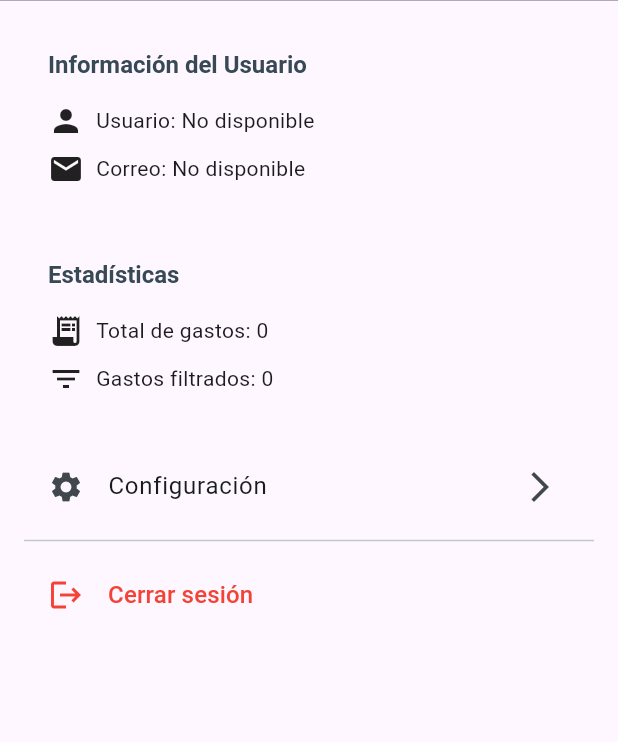
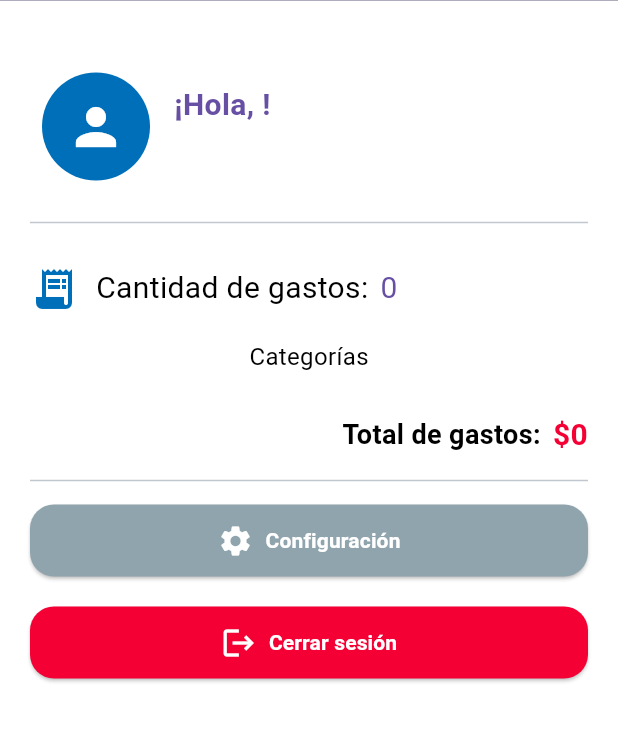
Before and after one commit to cvlciifer/app_wallet, a Flutter app: the WalletProfilePage screen opened directly, on a phone screen of 412 x 824 dp, the part 82-824 px from its top. Run offline on Flutter 3.47's test engine with Material 3 defaults, Android fonts, the phone set to English and light mode, and no system bars; our stand-ins replace cloud_firestore, firebase_auth, firebase_core, fl_chart, font_awesome_flutter, google_sign_in; accounts and stored records are empty.

Commit message:
Cambios en pantalla profile y organizacion de codigo

```diff
--- a/lib/Library/main_library.dart
+++ b/lib/Library/main_library.dart
@@ -63,3 +63,4 @@ export 'package:app_wallet/navigation_service/wallet_navigation_service.dart';
 export 'package:app_wallet/components/appbar/wallet_expenses_appbar.dart';
 export 'package:app_wallet/components/filters/wallet_filters_button.dart';
 export 'package:app_wallet/components/widgets/buttons.dart';
+export 'package:app_wallet/components/funciones/format_number.dart';
--- a/lib/components/widgets/buttons.dart
+++ b/lib/components/widgets/buttons.dart
@@ -108,18 +108,20 @@ class WalletButton {
     required Function() onPressed,
     double? height = AwSize.s48,
     IconData? icon,
+    Color backgroundColor = AwColors.blueGrey,
     Color iconColor = AwColors.white,
     double iconSize = 24.0,
     double fontSize = AwSize.s14,
     FontWeight fontWeight = FontWeight.bold,
-    EdgeInsetsGeometry padding = const EdgeInsets.symmetric(horizontal: 8.0, vertical: 4.0),
+    EdgeInsetsGeometry padding =
+        const EdgeInsets.symmetric(horizontal: 8.0, vertical: 4.0),
   }) {
     return SizedBox(
       height: height,
       child: ElevatedButton(
         onPressed: onPressed,
         style: ElevatedButton.styleFrom(
-          backgroundColor: AwColors.blueGrey,
+          backgroundColor: backgroundColor,
           shape: RoundedRectangleBorder(
             borderRadius: BorderRadius.circular(
               AwSize.s16,
--- a/lib/components/widgets/chart/chart.dart
+++ b/lib/components/widgets/chart/chart.dart
@@ -4,12 +4,6 @@ class Chart extends StatelessWidget {
   const Chart({super.key, required this.expenses});
 
   final List<Expense> expenses;
-
-  // Formateador para los números con '.' cada tres dígitos
-  String formatNumber(double value) {
-    final formatter = NumberFormat('#,##0', 'es');
-    return '\$${formatter.format(value)}'; // Añade el símbolo $
-  }
 
   List<WalletExpenseBucket> get buckets {
     return [
--- a/lib/screens/profile_page.dart
+++ b/lib/screens/profile_page.dart
@@ -1,159 +1,203 @@
-import 'package:flutter/material.dart';
 import 'package:app_wallet/library/main_library.dart';
 
 class WalletProfilePage extends StatefulWidget {
   final String? userEmail;
   final int totalExpenses;
-  final int filteredExpenses;
+  final double totalAmount;
+  final List<Expense> expenses;
 
   const WalletProfilePage({
     Key? key,
     this.userEmail,
     this.totalExpenses = 0,
-    this.filteredExpenses = 0,
+    this.totalAmount = 0,
+    this.expenses = const [],
   }) : super(key: key);
 
   @override
   State<WalletProfilePage> createState() => _WalletProfilePageState();
 }
 
+// Devuelve una lista de mapas con nombre, ícono y total por categoría
+List<Map<String, dynamic>> getCategoriasConTotal(List<Expense> expenses) {
+  final Map<String, double> totales = {};
+  for (var e in expenses) {
+    String nombre = e.category.toString().split('.').last;
+    totales[nombre] = (totales[nombre] ?? 0) + e.amount;
+  }
+  final List<Map<String, dynamic>> categorias = [];
+  totales.forEach((nombre, total) {
+    IconData icono;
+    switch (nombre.toLowerCase()) {
+      case 'viajes':
+        icono = Icons.flight;
+        break;
+      case 'comida':
+        icono = Icons.restaurant;
+        break;
+      case 'hogar':
+        icono = Icons.home;
+        break;
+      case 'transporte':
+        icono = Icons.directions_bus;
+        break;
+      case 'salud':
+        icono = Icons.local_hospital;
+        break;
+      case 'educacion':
+        icono = Icons.school;
+        break;
+      case 'entretenimiento':
+        icono = Icons.movie;
+        break;
+      default:
+        icono = Icons.category;
+    }
+    categorias.add({'nombre': nombre, 'icono': icono, 'total': total});
+  });
+  return categorias;
+}
+
 class _WalletProfilePageState extends State<WalletProfilePage> {
+  // se obtiene el nombre y correo del usuario usando FirebaseAuth.
+  final User? user = FirebaseAuth.instance.currentUser;
+  late String? userEmail;
+  late String? userName;
+
+  @override
+  void initState() {
+    super.initState();
+    userEmail = user?.email;
+    userName = user?.displayName;
+  }
+
+  String getFirstName(String? fullName) {
+    if (fullName == null || fullName.isEmpty) return '';
+    return fullName.split(' ').first;
+  }
+
   @override
   Widget build(BuildContext context) {
     return Scaffold(
+      backgroundColor: AwColors.white,
       appBar: const WalletAppBar(
         title: AwText.bold(
           'Mi Perfil',
           color: AwColors.white,
         ),
       ),
-      body: Padding(
-        padding: const EdgeInsets.all(16.0),
+      body: SingleChildScrollView(
+        padding: const EdgeInsets.all(20.0),
+        child: Column(
+          children: [
+            const SizedBox(height: AwSize.s16),
+            // Icono de usuario grande y centrado
+            Padding(
+              padding: const EdgeInsets.symmetric(horizontal: 8, vertical: 12),
+              child: Row(
+                children: [
+                  const CircleAvatar(
+                    radius: 36,
+                    backgroundColor: AwColors.blue,
+                    child: Icon(Icons.person, size: 40, color: AwColors.white),
+                  ),
+                  const SizedBox(width: 16),
+                  Expanded(
                     child: Column(
                       crossAxisAlignment: CrossAxisAlignment.start,
                       children: [
-            Padding(
-              padding: const EdgeInsets.all(16.0),
-              child: Column(
-                crossAxisAlignment: CrossAxisAlignment.start,
-                children: [
-                  Text(
-                    'Información del Usuario',
-                    style: Theme.of(context).textTheme.titleLarge,
+                        AwText.bold(
+                          '¡Hola, ${getFirstName(userName)}!',
+                          color: AwColors.modalPurple,
+                          size: AwSize.s20,
                         ),
-                  const SizedBox(height: 16),
-                  Row(
-                    children: [
-                      const Icon(Icons.person),
-                      const SizedBox(width: 8),
-                      Text('Usuario: ${widget.userEmail ?? 'No disponible'}'),
-                    ],
-                  ),
-                  const SizedBox(height: 8),
-                  Row(
-                    children: [
-                      const Icon(Icons.email),
-                      const SizedBox(width: 8),
-                      Text('Correo: ${widget.userEmail ?? 'No disponible'}'),
-                    ],
+                        const SizedBox(height: 6),
+                        AwText.bold(
+                          userEmail ?? 'correo@ejemplo.com',
+                          color: AwColors.boldBlack,
+                          size: AwSize.s16,
                         ),
                       ],
                     ),
                   ),
-            const SizedBox(height: 16),
-
-            // Estadísticas
-            Padding(
-              padding: const EdgeInsets.all(16.0),
-              child: Column(
-                crossAxisAlignment: CrossAxisAlignment.start,
-                children: [
-                  Text(
-                    'Estadísticas',
-                    style: Theme.of(context).textTheme.titleLarge,
-                  ),
-                  const SizedBox(height: 16),
-                  Row(
-                    children: [
-                      const Icon(Icons.receipt_long),
-                      const SizedBox(width: 8),
-                      Text('Total de gastos: ${widget.totalExpenses}'),
-                    ],
-                  ),
-                  const SizedBox(height: 8),
-                  Row(
-                    children: [
-                      const Icon(Icons.filter_list),
-                      const SizedBox(width: 8),
-                      Text('Gastos filtrados: ${widget.filteredExpenses}'),
-                    ],
-                  ),
                 ],
               ),
             ),
-            const SizedBox(height: 16),
+            const Divider(height: 32),
+            // Estadísticas y categorías en columna, sin tarjetas
+            const SizedBox(height: 12),
+            Row(
+              children: [
+                const Icon(Icons.receipt_long, color: AwColors.blue, size: 32),
+                const SizedBox(width: 12),
+                const AwText.large('Cantidad de gastos:',
+                    color: AwColors.boldBlack, size: AwSize.s20),
+                const SizedBox(width: 8),
+                AwText.large('${widget.totalExpenses}',
+                    color: AwColors.modalPurple, size: AwSize.s20),
+              ],
+            ),
+            const SizedBox(height: 18),
+            const AwText.normal('Categorías',
+                color: AwColors.boldBlack, size: AwSize.s16),
+            const SizedBox(height: 8),
+            Column(
+              children: getCategoriasConTotal(widget.expenses)
+                  .map((cat) => Padding(
+                        padding: const EdgeInsets.symmetric(vertical: 6),
+                        child: Row(
+                          children: [
+                            Icon(cat['icono'], color: AwColors.blue, size: 24),
+                            const SizedBox(width: 12),
+                            Expanded(
+                              child: AwText.normal(cat['nombre'],
+                                  color: AwColors.boldBlack, size: AwSize.s16),
+                            ),
+                            AwText.bold(formatNumber(cat['total']),
+                                color: AwColors.modalPurple, size: AwSize.s16),
+                          ],
+                        ),
+                      ))
+                  .toList(),
+            ),
+            const SizedBox(height: 18),
+            Row(
+              mainAxisAlignment: MainAxisAlignment.end,
+              children: [
+                const AwText.bold('Total de gastos:',
+                    color: AwColors.boldBlack, size: AwSize.s18),
+                const SizedBox(width: 8),
+                AwText.bold(formatNumber(widget.totalAmount),
+                    color: AwColors.red, size: AwSize.s20),
+              ],
+            ),
 
-            // Opciones
-            Column(
-              children: [
-                ListTile(
-                  leading: const Icon(Icons.settings),
-                  title: const Text('Configuración'),
-                  trailing: const Icon(Icons.arrow_forward_ios),
-                  onTap: () {
-                    // Navegación a configuración
-                    // Navigator.of(context).pushNamed('/settings');
+            const Divider(height: 32),
+            // Botón de configuración
+            WalletButton.iconButtonText(
+              icon: Icons.settings,
+              buttonText: 'Configuración',
+              iconColor: AwColors.white,
+              onPressed: () {
                 ScaffoldMessenger.of(context).showSnackBar(
                   const SnackBar(content: Text('Configuración próximamente')),
                 );
               },
             ),
-                const Divider(),
-                ListTile(
-                  leading: const Icon(Icons.logout, color: Colors.red),
-                  title: Text(
-                    'Cerrar sesión',
-                    style: Theme.of(context).textTheme.titleSmall!.copyWith(
-                          color: Colors.red,
-                          fontSize: 16,
-                        ),
-                  ),
-                  onTap: () {
-                    _showLogOutDialog();
+            const SizedBox(height: 20),
+            // Botón de cerrar sesión
+            WalletButton.iconButtonText(
+              icon: Icons.logout,
+              buttonText: 'Cerrar sesión',
+              iconColor: AwColors.white,
+              backgroundColor: AwColors.red,
+              onPressed: () {
+                LogOutDialog.showLogOutDialog(context);
               },
-                ),
-              ],
             ),
           ],
         ),
       ),
     );
   }
-
-  void _showLogOutDialog() {
-    showDialog(
-      context: context,
-      builder: (BuildContext context) {
-        return AlertDialog(
-          title: const Text('Cerrar sesión'),
-          content: const Text('¿Estás seguro de que quieres cerrar sesión?'),
-          actions: [
-            TextButton(
-              onPressed: () => Navigator.of(context).pop(),
-              child: const Text('Cancelar'),
-            ),
-            TextButton(
-              onPressed: () {
-                Navigator.of(context).pop();
-                // Aquí iría la lógica de cerrar sesión
-                // LogOutDialog.showLogOutDialog(context);
-                Navigator.of(context).pushReplacementNamed('/login');
-              },
-              child: const Text('Cerrar sesión'),
-            ),
-          ],
-        );
-      },
-    );
 }
-}
```
Also changed, not shown: lib/components/funciones/format_number.dart (added, +7 -0 lines), lib/navigation_service/wallet_navigation_service.dart (+13 -6 lines), lib/screens/informe_mensual.dart (+3 -6 lines), lib/screens/log_in.dart (+29 -16 lines). Lines whose indentation alone changed are shown as unchanged.
